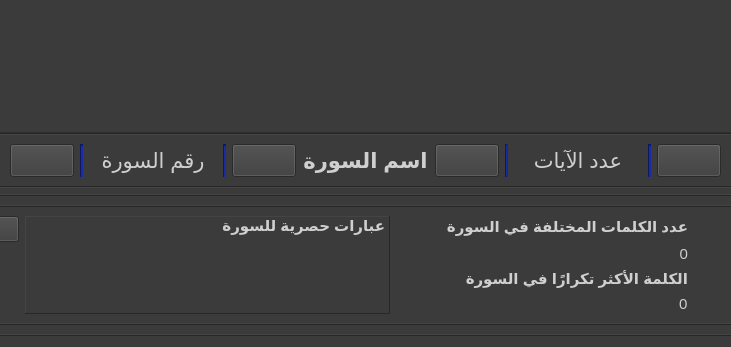
Old version of the form gui/mushaf_view.ui in the repository masalha-alaa/quran-counter; both pictures show x 215 to 946 and y 533 to 880 of the 1161 by 880 pixel window.
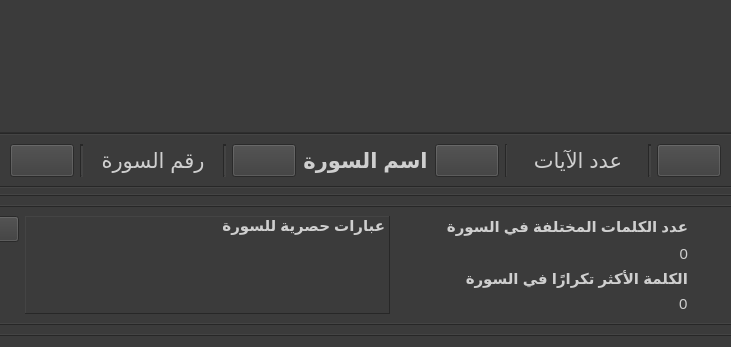
New version of the form. Icons and pictures are not drawn. Custom widgets are drawn as their Qt base class.

Commit message: Removed color for now

Diff of the .ui file:
```diff
--- a/gui/mushaf_view.ui
+++ b/gui/mushaf_view.ui
@@ -467,7 +467,7 @@
           <item>
            <widget class="Line" name="line_7">
             <property name="styleSheet">
-             <string notr="true">background-color: #16268d;</string>
+             <string notr="true"/>
             </property>
             <property name="lineWidth">
              <number>2</number>
@@ -493,8 +493,7 @@
           <item>
            <widget class="Line" name="line_6">
             <property name="styleSheet">
-             <string notr="true">background-color: #16268d;
-</string>
+             <string notr="true"/>
             </property>
             <property name="lineWidth">
              <number>2</number>
@@ -560,7 +559,7 @@
           <item>
            <widget class="Line" name="line_5">
             <property name="styleSheet">
-             <string notr="true">background-color: #16268d;</string>
+             <string notr="true"/>
             </property>
             <property name="orientation">
              <enum>Qt::Vertical</enum>
@@ -583,8 +582,7 @@
           <item>
            <widget class="Line" name="line">
             <property name="styleSheet">
-             <string notr="true">background-color: #16268d;
-</string>
+             <string notr="true"/>
             </property>
             <property name="lineWidth">
              <number>2</number>
```
